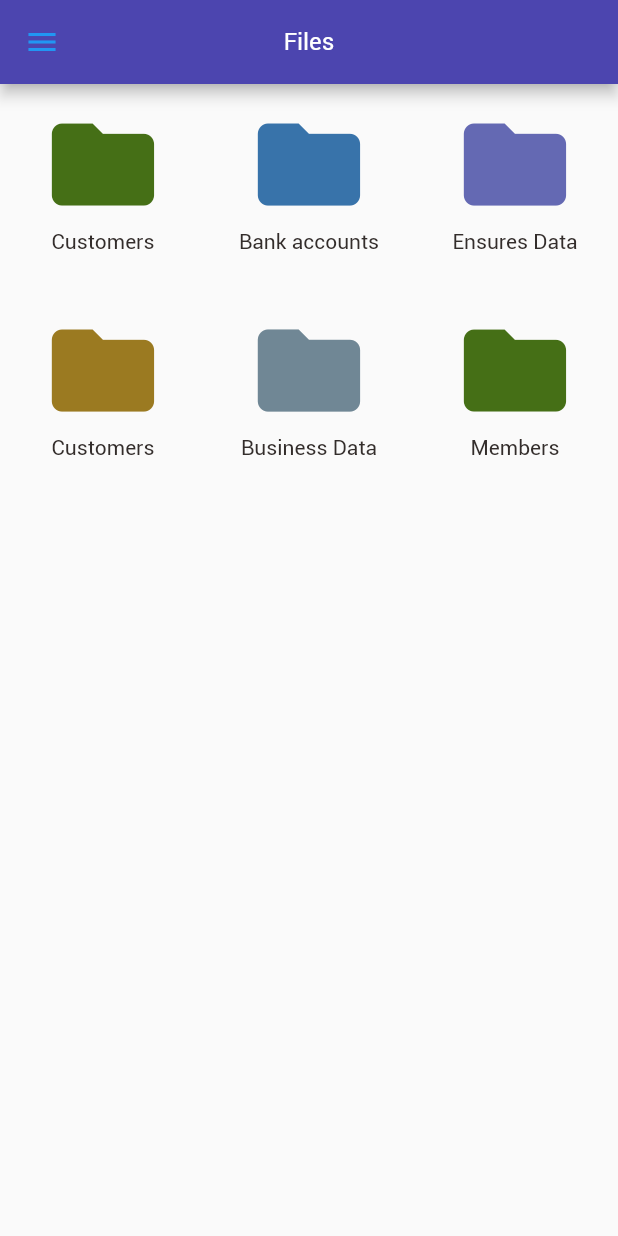
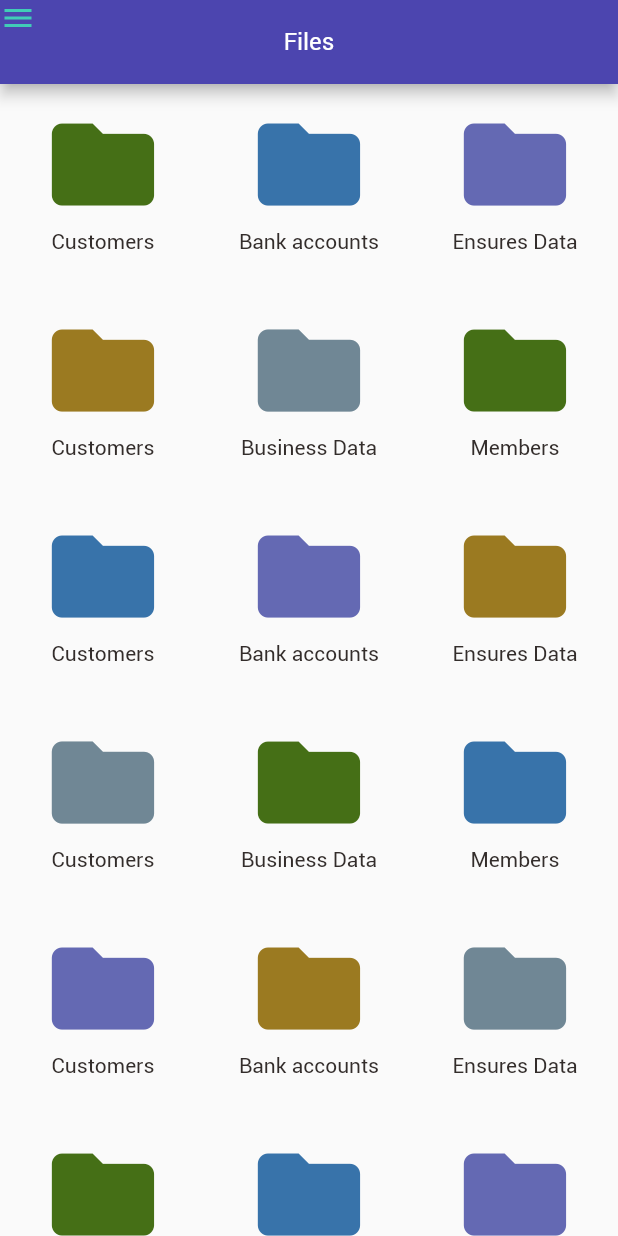
Before and after one commit to APoliaskovska/FlatterTest, a Flutter app: the FilesPage screen opened by its route, on a phone screen of 412 x 824 dp. Run offline on Flutter 3.47's test engine with Material 2 defaults, Android fonts, the phone set to English and light mode, and no system bars; our stand-ins replace animated_splash_screen, dots_indicator, file_picker, firebase_core, firebase_crashlytics, firebase_messaging and 4 more; missing offline and left inert: build_grpc_channel, dart:ffi, grpc, local_auth_android, local_auth_ios, proto_sample; accounts and stored records are empty.

Commit message:
fixed ui issues

```diff
--- a/lib/pages/files/files_page.dart
+++ b/lib/pages/files/files_page.dart
@@ -13,7 +13,10 @@ class FilesPage extends GetView<FilesController> {
 
   @override
   Widget build(BuildContext context) {
-    print("width = " + Dimensions.screenWidth.toString());
+    final double navigationBarHeight = MediaQuery.of(context).padding.bottom;
+    final double tabBarHeight = MediaQuery.of(context).padding.top;
+
+
     return Scaffold(
       appBar: MainAppBar(
         titleText: "Files",
@@ -25,10 +28,9 @@ class FilesPage extends GetView<FilesController> {
         children: [
           Positioned(
             top: 0,
-            child: Container(
-              height: Dimensions.screenWidth,
-              width: Dimensions.screenWidth,
-              child: GridView(
+            bottom: 0,
+            width: Dimensions.screenWidth,
+            child: GridView(
               gridDelegate: SliverGridDelegateWithFixedCrossAxisCount(crossAxisCount: 3),
               //  crossAxisCount: 2,
               children: <Widget>[
@@ -39,8 +41,21 @@ class FilesPage extends GetView<FilesController> {
                 folderWidget("Business Data"),
                 folderWidget("Members"),
 
+                folderWidget("Customers"),
+                folderWidget("Bank accounts"),
+                folderWidget("Ensures Data"),
+                folderWidget("Customers"),
+                folderWidget("Business Data"),
+                folderWidget("Members"),
+
+                folderWidget("Customers"),
+                folderWidget("Bank accounts"),
+                folderWidget("Ensures Data"),
+                folderWidget("Customers"),
+                folderWidget("Business Data"),
+                folderWidget("Members"),
+
               ],
-            )
             ),
           )
         ],
--- a/lib/pages/main/models/nav_data.dart
+++ b/lib/pages/main/models/nav_data.dart
@@ -100,7 +100,7 @@ class NavData {
     NavItemData(
       name: 'files',
       route: Routes.FILES,
-      icon: Icons.dataset_outlined,
+      icon: Icons.folder_copy_outlined,
       navItem: NavItem(
         navKey: NavKeys.FILES,
         getPage: GetPage(
--- a/lib/pages/menu/menu_page.dart
+++ b/lib/pages/menu/menu_page.dart
@@ -8,8 +8,11 @@ import 'package:sample/widgets/small_text.dart';
 import '../../routes/routes.dart';
 
 class MenuPage extends GetView<MenuController> {
+  late GlobalObjectKey _navigatorKey;
+
   @override
   Widget build(BuildContext context) {
+    _navigatorKey = GlobalObjectKey<NavigatorState>(context);
     return Scaffold(
       backgroundColor: AppColors.menuBgColor,
       body: Stack(
@@ -105,7 +108,6 @@ class MenuPage extends GetView<MenuController> {
 
   Widget main(context) {
     return Obx(() {
-      final navigatorKey = GlobalObjectKey<NavigatorState>(context);
       return AnimatedPositioned(
         duration: controller.duration,
         top: controller.isCollapsed ? 0 : 0.1 * Dimensions.screenWidth,
@@ -119,7 +121,7 @@ class MenuPage extends GetView<MenuController> {
             elevation: 8,
             borderRadius: BorderRadius.all(Radius.circular(controller.isCollapsed ? 0 : Dimensions.radius20)),
             child: Navigator(
-              key: navigatorKey,
+              key: _navigatorKey,
               pages: [
                 AppPages.routes.firstWhere((element) =>
                 element.name == Routes.MAIN)
--- a/lib/pages/top_up/top_up_page.dart
+++ b/lib/pages/top_up/top_up_page.dart
@@ -26,9 +26,10 @@ class TopUpPage extends GetView<TopUpController> {
         children: [
           Positioned(
             top: 0,
+            bottom: 0,
+            width: Dimensions.screenWidth,
             child: SingleChildScrollView(
               child: Container(
-              width: Dimensions.screenWidth,
                 color: AppColors.mainBackgroundColor,
                 margin: EdgeInsets.only(top: Dimensions.widthPadding10*2),
                 padding: EdgeInsets.only(
--- a/lib/widgets/main_app_bar.dart
+++ b/lib/widgets/main_app_bar.dart
@@ -4,7 +4,9 @@ import 'package:sample/pages/menu/menu_controller.dart';
 import 'package:sample/widgets/small_text.dart';
 import 'package:get/get.dart';
 
-class MainAppBar extends StatelessWidget implements PreferredSizeWidget {
+// implements PreferredSizeWidget
+
+class MainAppBar extends StatelessWidget with PreferredSizeWidget {
   @override
   final Size preferredSize; // default is 56.0
   final String? titleText;
@@ -31,10 +33,20 @@ class MainAppBar extends StatelessWidget implements PreferredSizeWidget {
     Widget rightWidget = Icon(Icons.add, color: Colors.transparent);
 
     if (showMenuIcon == true) {
-      leftWidget = InkWell(child: Icon(Icons.menu, color: Colors.blue), onTap: (){
-          _isCollapsed = !_isCollapsed;
-          Get.find<MenuController>().setCollapsed(_isCollapsed);
-        },);
+      leftWidget = MenuItem(didTapAction: (){
+        _isCollapsed = !_isCollapsed;
+        Get.find<MenuController>().setCollapsed(_isCollapsed);
+      });
+      // leftWidget = InkWell(
+      //   child: AnimatedIcon(
+      //       progress: _animationController,
+      //       icon: AnimatedIcons.menu_arrow
+      //   ),
+      //   onTap: (){
+      //     _isCollapsed = !_isCollapsed;
+      //     Get.find<MenuController>().setCollapsed(_isCollapsed);
+      //   },
+      // );
     }
 
     if (showAccountIcon! == true){
@@ -69,3 +81,41 @@ class MainAppBar extends StatelessWidget implements PreferredSizeWidget {
     );
   }
 }
+
+class MenuItem extends StatefulWidget {
+  final void Function()? didTapAction;
+
+  const MenuItem({Key? key, this.didTapAction}) : super(key: key);
+
+  @override
+  State<MenuItem> createState() => _MenuItemState();
+}
+
+class _MenuItemState extends State<MenuItem> with TickerProviderStateMixin {
+  late AnimationController _animationController;
+  bool _isPlaying = false;
+
+  @override
+  Widget build(BuildContext context) {
+    _animationController = AnimationController(vsync: this, duration: Duration(milliseconds: 450));
+
+    return Container(
+      child: InkWell(
+        child: AnimatedIcon(
+            progress: _animationController,
+            icon: AnimatedIcons.menu_close
+        ),
+        onTap: (){
+          _isPlaying = !_isPlaying;
+          if (widget.didTapAction != null) {
+            widget.didTapAction!();
+          }
+          _isPlaying
+              ? _animationController.forward()
+              : _animationController.reverse();
+
+        },
+      ),
+    );
+  }
+}
```
Also changed, not shown: lib/pages/cards/cards_page.dart (+11 -2 lines), lib/pages/main/widgets/bottom_navbar.dart (+29 -1 lines), lib/pages/profile/profile_page.dart (+10 -1 lines), lib/pages/upload/upload_page.dart (+10 -1 lines). Lines whose indentation alone changed are shown as unchanged.
